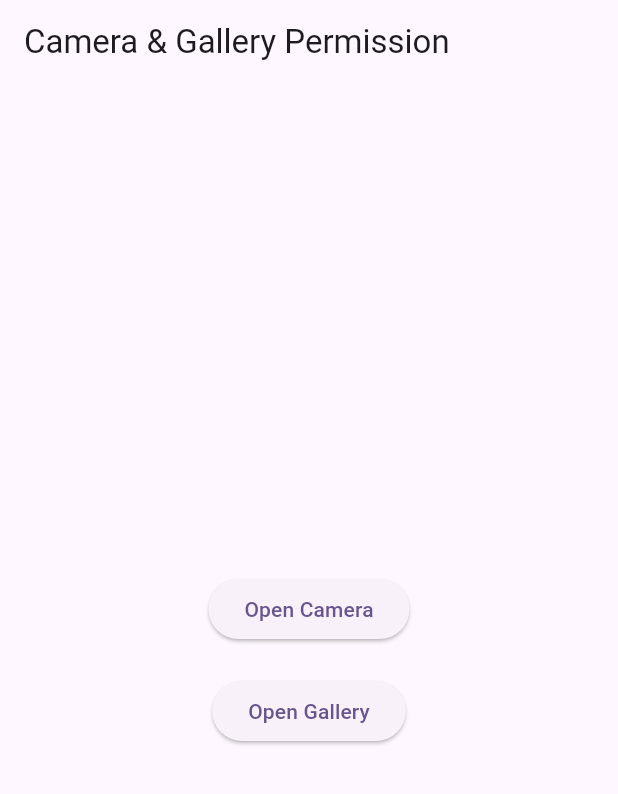
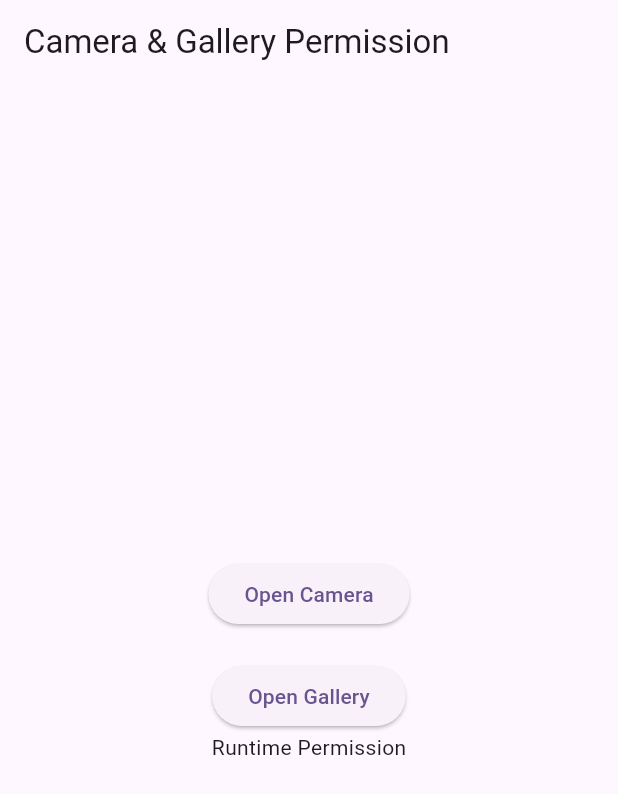
Before and after one commit to SwatiPatidar9/FlutterProject, a Flutter app: the screen it shows after launch, on a phone screen of 412 x 824 dp. Shown: the top 794 px of the screen. Run offline on Flutter 3.47's test engine with Material 3 defaults, Android fonts, the phone set to English and light mode, and no system bars; our stand-ins replace permission_handler.

Commit message:
Add Text

```diff
--- a/lib/home_page.dart
+++ b/lib/home_page.dart
@@ -39,6 +39,7 @@ class CameraPage extends StatelessWidget {
               child: const Text("Open Gallery"),
               onPressed: () => _openGallery(context),
             ),
+            Text("Runtime Permission")
           ],
         ),
       ),
```
